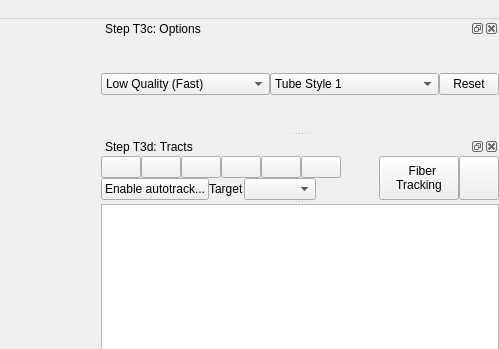
Old version of the form tracking/tracking_window.ui in the repository frankyeh/DSI-Studio; both pictures show x 701 to 1200 and y 0 to 349 of the 1200 by 700 pixel window.
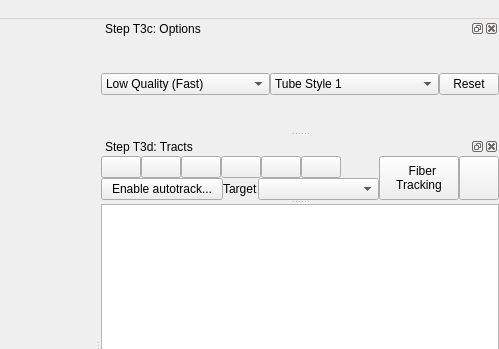
New version of the form. Icons and pictures are not drawn. Custom widgets are drawn as their Qt base class.

Patch:
```diff
--- a/tracking/tracking_window.ui
+++ b/tracking/tracking_window.ui
@@ -1029,7 +1029,7 @@
    </property>
    <property name="minimumSize">
     <size>
-     <width>314</width>
+     <width>378</width>
      <height>161</height>
     </size>
    </property>
@@ -1264,6 +1264,12 @@
              </item>
              <item>
               <widget class="QLabel" name="target_label">
+               <property name="sizePolicy">
+                <sizepolicy hsizetype="Maximum" vsizetype="Preferred">
+                 <horstretch>0</horstretch>
+                 <verstretch>0</verstretch>
+                </sizepolicy>
+               </property>
                <property name="text">
                 <string>Target</string>
                </property>
@@ -1272,19 +1278,6 @@
              <item>
               <widget class="QComboBox" name="target"/>
              </item>
-             <item>
-              <spacer name="horizontalSpacer_3">
-               <property name="orientation">
-                <enum>Qt::Horizontal</enum>
-               </property>
-               <property name="sizeHint" stdset="0">
-                <size>
-                 <width>40</width>
-                 <height>20</height>
-                </size>
-               </property>
-              </spacer>
-             </item>
             </layout>
            </item>
           </layout>
```
